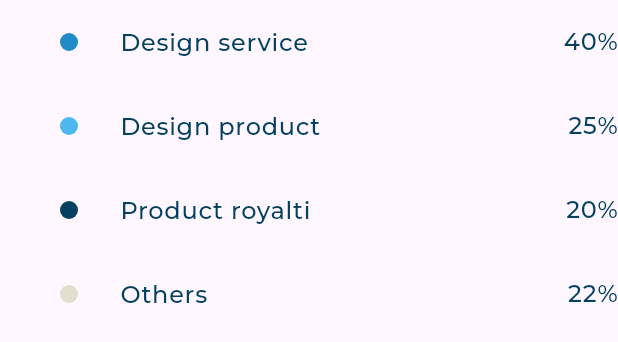
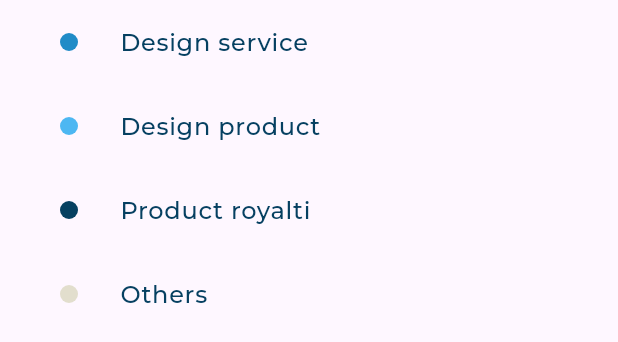
Before and after one commit to Mohamedgamaal16/responsiveDashboard, a Flutter app: the IncomeSectionItemList widget shown alone on an empty page, opened directly, on a phone screen of 412 x 824 dp. Shown: the top 342 px of the screen. Run offline on Flutter 3.47's test engine with Material 3 defaults, Android fonts, the phone set to English and light mode, and no system bars; our stand-ins replace expandable_page_view, fl_chart, flutter_svg; project files that could hold a hidden picture were left out.

Commit message:
working on screen part 3

```diff
--- a/lib/Features/home/Presention/expenses_and_invoice_view.dart
+++ b/lib/Features/home/Presention/expenses_and_invoice_view.dart
@@ -6,6 +6,8 @@ class ExpensesAndInvoiceView extends StatelessWidget {
 
   @override
   Widget build(BuildContext context) {
-    return const ExpensesAndInvoiceViewBody();
+    return MediaQuery.of(context).size.width < 1199
+        ? const ExpensesAndInvoiceViewBody()
+        :const SingleChildScrollView(child: ExpensesAndInvoiceViewBody())  ;
   }
 }
--- a/lib/Features/home/Presention/my_card_and_income.dart
+++ b/lib/Features/home/Presention/my_card_and_income.dart
@@ -6,6 +6,8 @@ class MyCardAndIncomeView extends StatelessWidget {
 
   @override
   Widget build(BuildContext context) {
-    return const MyCardAndIncomeViewBody();
+    return MediaQuery.of(context).size.width < 1199
+        ? const MyCardAndIncomeViewBody()
+        :const SingleChildScrollView(child: MyCardAndIncomeViewBody()) ;
   }
 }
--- a/lib/Features/home/Presention/responsive_dashboard.dart
+++ b/lib/Features/home/Presention/responsive_dashboard.dart
@@ -22,7 +22,7 @@ class _ResponsiveDashBoardBodyState extends State<ResponsiveDashBoardBody> {
       key: scaffoldKey,
       appBar: MediaQuery.of(context).size.width < 600
           ? AppBar(
-              backgroundColor: const Color(0xFFF1F1F1),
+              backgroundColor: Colors.white,
               leading: IconButton(
                   onPressed: () {
                     scaffoldKey.currentState!.openDrawer();
--- a/lib/Features/home/Presention/views/income_section_item.dart
+++ b/lib/Features/home/Presention/views/income_section_item.dart
@@ -8,7 +8,7 @@ class IncomeSectionItem extends StatelessWidget {
   @override
   Widget build(BuildContext context) {
     return ListTile(
-      contentPadding: EdgeInsets.only(left: 40),
+      contentPadding: const EdgeInsets.only(left: 40),
       leading: Container(
         height: 12,
         width: 12,
@@ -19,10 +19,24 @@ class IncomeSectionItem extends StatelessWidget {
         incomeSectionItemModel.title,
         style: AppStyles.styleMedium16(context),
       ),
-      trailing: Text(
+      trailing: adaptiveTrailingText(context),
+    );
+  }
+
+  Widget? adaptiveTrailingText(BuildContext context) {
+    if (MediaQuery.of(context).size.width > 400 &&
+        MediaQuery.of(context).size.width < 500) {
+        return null;
+    } else if (MediaQuery.of(context).size.width > 1199 &&
+        MediaQuery.of(context).size.width < 1375) {
+
+
+      return Text(
         incomeSectionItemModel.ratio,
         style: AppStyles.styleMedium16(context),
-      ),
-    );
+      );
+    } else {
+      return null;
+    }
   }
 }
--- a/lib/Features/home/Presention/views/income_section_item_list.dart
+++ b/lib/Features/home/Presention/views/income_section_item_list.dart
@@ -1,3 +1,5 @@
+import 'dart:developer';
+
 import 'package:flutter/material.dart';
 import 'package:responsive_dashboard/Features/home/Data/income_section_item_model.dart';
 import 'package:responsive_dashboard/Features/home/Presention/views/income_section_item.dart';
@@ -16,6 +18,7 @@ class IncomeSectionItemList extends StatelessWidget {
   ];
   @override
   Widget build(BuildContext context) {
+   log(MediaQuery.of(context).size.width.toString());
     return ListView.builder(
       shrinkWrap: true,
       itemCount: items.length,
--- a/lib/Features/home/Presention/views/my_card_and_income_view_body.dart
+++ b/lib/Features/home/Presention/views/my_card_and_income_view_body.dart
@@ -1,9 +1,11 @@
+
 import 'package:flutter/material.dart';
 import 'package:responsive_dashboard/Features/home/Presention/views/card_and_transaction_section.dart';
 import 'package:responsive_dashboard/Features/home/Presention/views/income_section.dart';
 
 class MyCardAndIncomeViewBody extends StatelessWidget {
   const MyCardAndIncomeViewBody({super.key});
+
 
   @override
   Widget build(BuildContext context) {
```
Also changed, not shown: lib/Features/home/Presention/views/income_section.dart (+15 -4 lines), lib/Features/home/Presention/views/income_section_piechart.dart (+23 -9 lines).
